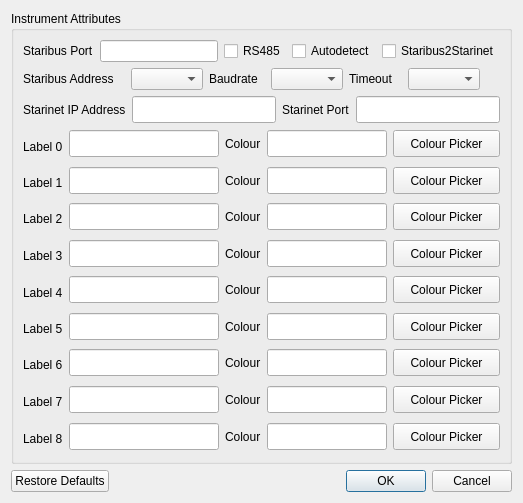
This is ui/instrumentAttributes.ui in mhorn71/StarbaseMini as Qt 5 draws it before an edit. The edited form follows.
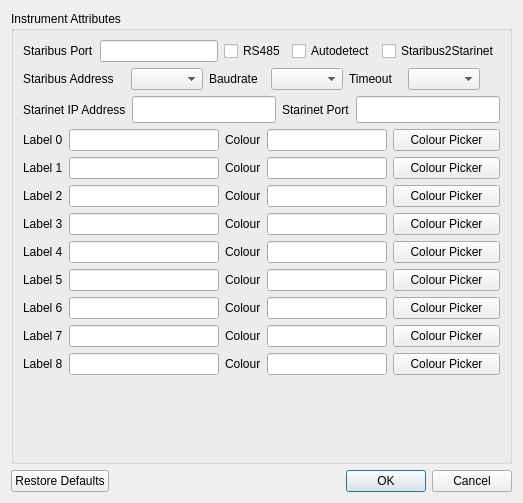
This is the edited form.

Commit message: Attempting to make instrument attributes dialog look better across platforms

The edit to the form file:
```diff
--- a/ui/instrumentAttributes.ui
+++ b/ui/instrumentAttributes.ui
@@ -203,16 +203,13 @@
       <item row="2" column="0">
        <layout class="QGridLayout" name="gridLayout_2">
         <item row="1" column="0">
-         <layout class="QHBoxLayout" name="horizontalLayout_13"/>
-        </item>
-        <item row="2" column="0">
          <layout class="QHBoxLayout" name="horizontalLayout_4">
           <item>
            <widget class="QLabel" name="label_4">
             <property name="minimumSize">
              <size>
               <width>30</width>
-              <height>35</height>
+              <height>0</height>
              </size>
             </property>
             <property name="maximumSize">
@@ -231,7 +228,7 @@
             <property name="minimumSize">
              <size>
               <width>120</width>
-              <height>27</height>
+              <height>0</height>
              </size>
             </property>
             <property name="maximumSize">
@@ -257,7 +254,7 @@
             <property name="minimumSize">
              <size>
               <width>120</width>
-              <height>27</height>
+              <height>0</height>
              </size>
             </property>
             <property name="maximumSize">
@@ -276,7 +273,7 @@
             <property name="minimumSize">
              <size>
               <width>107</width>
-              <height>27</height>
+              <height>0</height>
              </size>
             </property>
             <property name="maximumSize">
@@ -292,14 +289,14 @@
           </item>
          </layout>
         </item>
-        <item row="7" column="0">
-         <layout class="QHBoxLayout" name="horizontalLayout_9">
+        <item row="2" column="0">
+         <layout class="QHBoxLayout" name="horizontalLayout_5">
           <item>
-           <widget class="QLabel" name="label_9">
+           <widget class="QLabel" name="label_5">
             <property name="minimumSize">
              <size>
               <width>30</width>
-              <height>35</height>
+              <height>0</height>
              </size>
             </property>
             <property name="maximumSize">
@@ -309,16 +306,16 @@
              </size>
             </property>
             <property name="text">
-             <string>Label 5</string>
+             <string>Label 1</string>
             </property>
            </widget>
           </item>
           <item>
-           <widget class="QLineEdit" name="Chan5LabelEdit">
+           <widget class="QLineEdit" name="Chan1LabelEdit">
             <property name="minimumSize">
              <size>
               <width>120</width>
-              <height>27</height>
+              <height>0</height>
              </size>
             </property>
             <property name="maximumSize">
@@ -333,18 +330,18 @@
            </widget>
           </item>
           <item>
-           <widget class="QLabel" name="label_22">
+           <widget class="QLabel" name="label_18">
             <property name="text">
              <string>Colour</string>
             </property>
            </widget>
           </item>
           <item>
-           <widget class="QLineEdit" name="Chan5ColourLineEdit">
+           <widget class="QLineEdit" name="Chan1ColourLineEdit">
             <property name="minimumSize">
              <size>
               <width>120</width>
-              <height>27</height>
+              <height>0</height>
              </size>
             </property>
             <property name="maximumSize">
@@ -359,11 +356,11 @@
            </widget>
           </item>
           <item>
-           <widget class="QPushButton" name="PickerButton5">
+           <widget class="QPushButton" name="PickerButton1">
             <property name="minimumSize">
              <size>
               <width>107</width>
-              <height>27</height>
+              <height>0</height>
              </size>
             </property>
             <property name="maximumSize">
@@ -380,100 +377,13 @@
          </layout>
         </item>
         <item row="9" column="0">
-         <layout class="QHBoxLayout" name="horizontalLayout_11">
-          <item>
-           <widget class="QLabel" name="label_11">
-            <property name="minimumSize">
-             <size>
-              <width>30</width>
-              <height>35</height>
-             </size>
-            </property>
-            <property name="maximumSize">
-             <size>
-              <width>80</width>
-              <height>16777215</height>
-             </size>
-            </property>
-            <property name="text">
-             <string>Label 7</string>
-            </property>
-           </widget>
-          </item>
-          <item>
-           <widget class="QLineEdit" name="Chan7LabelEdit">
-            <property name="minimumSize">
-             <size>
-              <width>120</width>
-              <height>27</height>
-             </size>
-            </property>
-            <property name="maximumSize">
-             <size>
-              <width>160</width>
-              <height>16777215</height>
-             </size>
-            </property>
-            <property name="maxLength">
-             <number>12</number>
-            </property>
-           </widget>
-          </item>
-          <item>
-           <widget class="QLabel" name="label_24">
-            <property name="text">
-             <string>Colour</string>
-            </property>
-           </widget>
-          </item>
-          <item>
-           <widget class="QLineEdit" name="Chan7ColourLineEdit">
-            <property name="minimumSize">
-             <size>
-              <width>120</width>
-              <height>27</height>
-             </size>
-            </property>
-            <property name="maximumSize">
-             <size>
-              <width>120</width>
-              <height>16777215</height>
-             </size>
-            </property>
-            <property name="maxLength">
-             <number>7</number>
-            </property>
-           </widget>
-          </item>
-          <item>
-           <widget class="QPushButton" name="PickerButton7">
-            <property name="minimumSize">
-             <size>
-              <width>107</width>
-              <height>27</height>
-             </size>
-            </property>
-            <property name="maximumSize">
-             <size>
-              <width>100</width>
-              <height>16777215</height>
-             </size>
-            </property>
-            <property name="text">
-             <string>Colour Picker</string>
-            </property>
-           </widget>
-          </item>
-         </layout>
-        </item>
-        <item row="10" column="0">
          <layout class="QHBoxLayout" name="horizontalLayout_12">
           <item>
            <widget class="QLabel" name="label_12">
             <property name="minimumSize">
              <size>
               <width>30</width>
-              <height>35</height>
+              <height>0</height>
              </size>
             </property>
             <property name="maximumSize">
@@ -492,7 +402,7 @@
             <property name="minimumSize">
              <size>
               <width>120</width>
-              <height>27</height>
+              <height>0</height>
              </size>
             </property>
             <property name="maximumSize">
@@ -518,7 +428,7 @@
             <property name="minimumSize">
              <size>
               <width>120</width>
-              <height>27</height>
+              <height>0</height>
              </size>
             </property>
             <property name="maximumSize">
@@ -537,7 +447,7 @@
             <property name="minimumSize">
              <size>
               <width>107</width>
-              <height>27</height>
+              <height>0</height>
              </size>
             </property>
             <property name="maximumSize">
@@ -553,14 +463,101 @@
           </item>
          </layout>
         </item>
-        <item row="5" column="0">
+        <item row="3" column="0">
+         <layout class="QHBoxLayout" name="horizontalLayout_6">
+          <item>
+           <widget class="QLabel" name="label_6">
+            <property name="minimumSize">
+             <size>
+              <width>30</width>
+              <height>0</height>
+             </size>
+            </property>
+            <property name="maximumSize">
+             <size>
+              <width>80</width>
+              <height>16777215</height>
+             </size>
+            </property>
+            <property name="text">
+             <string>Label 2</string>
+            </property>
+           </widget>
+          </item>
+          <item>
+           <widget class="QLineEdit" name="Chan2LabelEdit">
+            <property name="minimumSize">
+             <size>
+              <width>120</width>
+              <height>0</height>
+             </size>
+            </property>
+            <property name="maximumSize">
+             <size>
+              <width>160</width>
+              <height>16777215</height>
+             </size>
+            </property>
+            <property name="maxLength">
+             <number>12</number>
+            </property>
+           </widget>
+          </item>
+          <item>
+           <widget class="QLabel" name="label_19">
+            <property name="text">
+             <string>Colour</string>
+            </property>
+           </widget>
+          </item>
+          <item>
+           <widget class="QLineEdit" name="Chan2ColourLineEdit">
+            <property name="minimumSize">
+             <size>
+              <width>120</width>
+              <height>0</height>
+             </size>
+            </property>
+            <property name="maximumSize">
+             <size>
+              <width>120</width>
+              <height>16777215</height>
+             </size>
+            </property>
+            <property name="maxLength">
+             <number>7</number>
+            </property>
+           </widget>
+          </item>
+          <item>
+           <widget class="QPushButton" name="PickerButton2">
+            <property name="minimumSize">
+             <size>
+              <width>107</width>
+              <height>0</height>
+             </size>
+            </property>
+            <property name="maximumSize">
+             <size>
+              <width>100</width>
+              <height>16777215</height>
+             </size>
+            </property>
+            <property name="text">
+             <string>Colour Picker</string>
+            </property>
+           </widget>
+          </item>
+         </layout>
+        </item>
+        <item row="4" column="0">
          <layout class="QHBoxLayout" name="horizontalLayout_7">
           <item>
            <widget class="QLabel" name="label_7">
             <property name="minimumSize">
              <size>
               <width>30</width>
-              <height>35</height>
+              <height>0</height>
              </size>
             </property>
             <property name="maximumSize">
@@ -579,7 +576,7 @@
             <property name="minimumSize">
              <size>
               <width>120</width>
-              <height>27</height>
+              <height>0</height>
              </size>
             </property>
             <property name="maximumSize">
@@ -605,7 +602,7 @@
             <property name="minimumSize">
              <size>
               <width>120</width>
-              <height>27</height>
+              <height>0</height>
              </size>
             </property>
             <property name="maximumSize">
@@ -624,7 +621,7 @@
             <property name="minimumSize">
              <size>
               <width>107</width>
-              <height>27</height>
+              <height>0</height>
              </size>
             </property>
             <property name="maximumSize">
@@ -641,13 +638,13 @@
          </layout>
         </item>
         <item row="8" column="0">
-         <layout class="QHBoxLayout" name="horizontalLayout_10">
+         <layout class="QHBoxLayout" name="horizontalLayout_11">
           <item>
-           <widget class="QLabel" name="label_10">
+           <widget class="QLabel" name="label_11">
             <property name="minimumSize">
              <size>
               <width>30</width>
-              <height>34</height>
+              <height>0</height>
              </size>
             </property>
             <property name="maximumSize">
@@ -657,16 +654,16 @@
              </size>
             </property>
             <property name="text">
-             <string>Label 6</string>
+             <string>Label 7</string>
             </property>
            </widget>
           </item>
           <item>
-           <widget class="QLineEdit" name="Chan6LabelEdit">
+           <widget class="QLineEdit" name="Chan7LabelEdit">
             <property name="minimumSize">
              <size>
               <width>120</width>
-              <height>27</height>
+              <height>0</height>
              </size>
             </property>
             <property name="maximumSize">
@@ -681,18 +678,18 @@
            </widget>
           </item>
           <item>
-           <widget class="QLabel" name="label_23">
+           <widget class="QLabel" name="label_24">
             <property name="text">
              <string>Colour</string>
             </property>
            </widget>
           </item>
           <item>
-           <widget class="QLineEdit" name="Chan6ColourLineEdit">
+           <widget class="QLineEdit" name="Chan7ColourLineEdit">
             <property name="minimumSize">
              <size>
               <width>120</width>
-              <height>27</height>
+              <height>0</height>
              </size>
             </property>
             <property name="maximumSize">
@@ -707,11 +704,11 @@
            </widget>
           </item>
           <item>
-           <widget class="QPushButton" name="PickerButton6">
+           <widget class="QPushButton" name="PickerButton7">
             <property name="minimumSize">
              <size>
               <width>107</width>
-              <height>27</height>
+              <height>0</height>
              </size>
             </property>
             <property name="maximumSize">
@@ -728,13 +725,100 @@
          </layout>
         </item>
         <item row="6" column="0">
+         <layout class="QHBoxLayout" name="horizontalLayout_9">
+          <item>
+           <widget class="QLabel" name="label_9">
+            <property name="minimumSize">
+             <size>
+              <width>30</width>
+              <height>0</height>
+             </size>
+            </property>
+            <property name="maximumSize">
+             <size>
+              <width>80</width>
+              <height>16777215</height>
+             </size>
+            </property>
+            <property name="text">
+             <string>Label 5</string>
+            </property>
+           </widget>
+          </item>
+          <item>
+           <widget class="QLineEdit" name="Chan5LabelEdit">
+            <property name="minimumSize">
+             <size>
+              <width>120</width>
+              <height>0</height>
+             </size>
+            </property>
+            <property name="maximumSize">
+             <size>
+              <width>160</width>
+              <height>16777215</height>
+             </size>
+            </property>
+            <property name="maxLength">
+             <number>12</number>
+            </property>
+           </widget>
+          </item>
+          <item>
+           <widget class="QLabel" name="label_22">
+            <property name="text">
+             <string>Colour</string>
+            </property>
+           </widget>
+          </item>
+          <item>
+           <widget class="QLineEdit" name="Chan5ColourLineEdit">
+            <property name="minimumSize">
+             <size>
+              <width>120</width>
+              <height>0</height>
+             </size>
+            </property>
+            <property name="maximumSize">
+             <size>
+              <width>120</width>
+              <height>16777215</height>
+             </size>
+            </property>
+            <property name="maxLength">
+             <number>7</number>
+            </property>
+           </widget>
+          </item>
+          <item>
+           <widget class="QPushButton" name="PickerButton5">
+            <property name="minimumSize">
+             <size>
+              <width>107</width>
+              <height>0</height>
+             </size>
+            </property>
+            <property name="maximumSize">
+             <size>
+              <width>100</width>
+              <height>16777215</height>
+             </size>
+            </property>
+            <property name="text">
+             <string>Colour Picker</string>
+            </property>
+           </widget>
+          </item>
+         </layout>
+        </item>
+        <item row="5" column="0">
          <layout class="QHBoxLayout" name="horizontalLayout_8">
           <item>
            <widget class="QLabel" name="label_8">
             <property name="minimumSize">
              <size>
               <width>30</width>
-              <height>35</height>
+              <height>0</height>
              </size>
             </property>
             <property name="maximumSize">
@@ -753,7 +837,7 @@
             <property name="minimumSize">
              <size>
               <width>120</width>
-              <height>27</height>
+              <height>0</height>
              </size>
             </property>
             <property name="maximumSize">
@@ -779,7 +863,7 @@
             <property name="minimumSize">
              <size>
               <width>120</width>
-              <height>27</height>
+              <height>0</height>
              </size>
             </property>
             <property name="maximumSize">
@@ -798,7 +882,7 @@
             <property name="minimumSize">
              <size>
               <width>107</width>
-              <height>27</height>
+              <height>0</height>
              </size>
             </property>
             <property name="maximumSize">
@@ -814,14 +898,14 @@
           </item>
          </layout>
         </item>
-        <item row="3" column="0">
-         <layout class="QHBoxLayout" name="horizontalLayout_5">
+        <item row="7" column="0">
+         <layout class="QHBoxLayout" name="horizontalLayout_10">
           <item>
-           <widget class="QLabel" name="label_5">
+           <widget class="QLabel" name="label_10">
             <property name="minimumSize">
              <size>
               <width>30</width>
-              <height>35</height>
+              <height>0</height>
              </size>
             </property>
             <property name="maximumSize">
@@ -831,16 +915,16 @@
              </size>
             </property>
             <property name="text">
-             <string>Label 1</string>
+             <string>Label 6</string>
             </property>
            </widget>
           </item>
           <item>
-           <widget class="QLineEdit" name="Chan1LabelEdit">
+           <widget class="QLineEdit" name="Chan6LabelEdit">
             <property name="minimumSize">
              <size>
               <width>120</width>
-              <height>27</height>
+              <height>0</height>
              </size>
             </property>
             <property name="maximumSize">
@@ -855,18 +939,18 @@
            </widget>
           </item>
           <item>
-           <widget class="QLabel" name="label_18">
+           <widget class="QLabel" name="label_23">
             <property name="text">
              <string>Colour</string>
             </property>
            </widget>
           </item>
           <item>
-           <widget class="QLineEdit" name="Chan1ColourLineEdit">
+           <widget class="QLineEdit" name="Chan6ColourLineEdit">
             <property name="minimumSize">
              <size>
               <width>120</width>
-              <height>27</height>
+              <height>0</height>
              </size>
             </property>
             <property name="maximumSize">
@@ -881,98 +965,11 @@
            </widget>
           </item>
           <item>
-           <widget class="QPushButton" name="PickerButton1">
+           <widget class="QPushButton" name="PickerButton6">
             <property name="minimumSize">
              <size>
               <width>107</width>
-              <height>27</height>
-             </size>
-            </property>
-            <property name="maximumSize">
-             <size>
-              <width>100</width>
-              <height>16777215</height>
-             </size>
-            </property>
-            <property name="text">
-             <string>Colour Picker</string>
-            </property>
-           </widget>
-          </item>
-         </layout>
-        </item>
-        <item row="4" column="0">
-         <layout class="QHBoxLayout" name="horizontalLayout_6">
-          <item>
-           <widget class="QLabel" name="label_6">
-            <property name="minimumSize">
-             <size>
-              <width>30</width>
-              <height>34</height>
-             </size>
-            </property>
-            <property name="maximumSize">
-             <size>
-              <width>80</width>
-              <height>16777215</height>
-             </size>
-            </property>
-            <property name="text">
-             <string>Label 2</string>
-            </property>
-           </widget>
-          </item>
-          <item>
-           <widget class="QLineEdit" name="Chan2LabelEdit">
-            <property name="minimumSize">
-             <size>
-              <width>120</width>
-              <height>27</height>
-             </size>
-            </property>
-            <property name="maximumSize">
-             <size>
-              <width>160</width>
-              <height>16777215</height>
-             </size>
-            </property>
-            <property name="maxLength">
-             <number>12</number>
-            </property>
-           </widget>
-          </item>
-          <item>
-           <widget class="QLabel" name="label_19">
-            <property name="text">
-             <string>Colour</string>
-            </property>
-           </widget>
-          </item>
-          <item>
-           <widget class="QLineEdit" name="Chan2ColourLineEdit">
-            <property name="minimumSize">
-             <size>
-              <width>120</width>
-              <height>27</height>
-             </size>
-            </property>
-            <property name="maximumSize">
-             <size>
-              <width>120</width>
-              <height>16777215</height>
-             </size>
-            </property>
-            <property name="maxLength">
-             <number>7</number>
-            </property>
-           </widget>
-          </item>
-          <item>
-           <widget class="QPushButton" name="PickerButton2">
-            <property name="minimumSize">
-             <size>
-              <width>107</width>
-              <height>27</height>
+              <height>0</height>
              </size>
             </property>
             <property name="maximumSize">
```
The commit also changes 1 other file.
